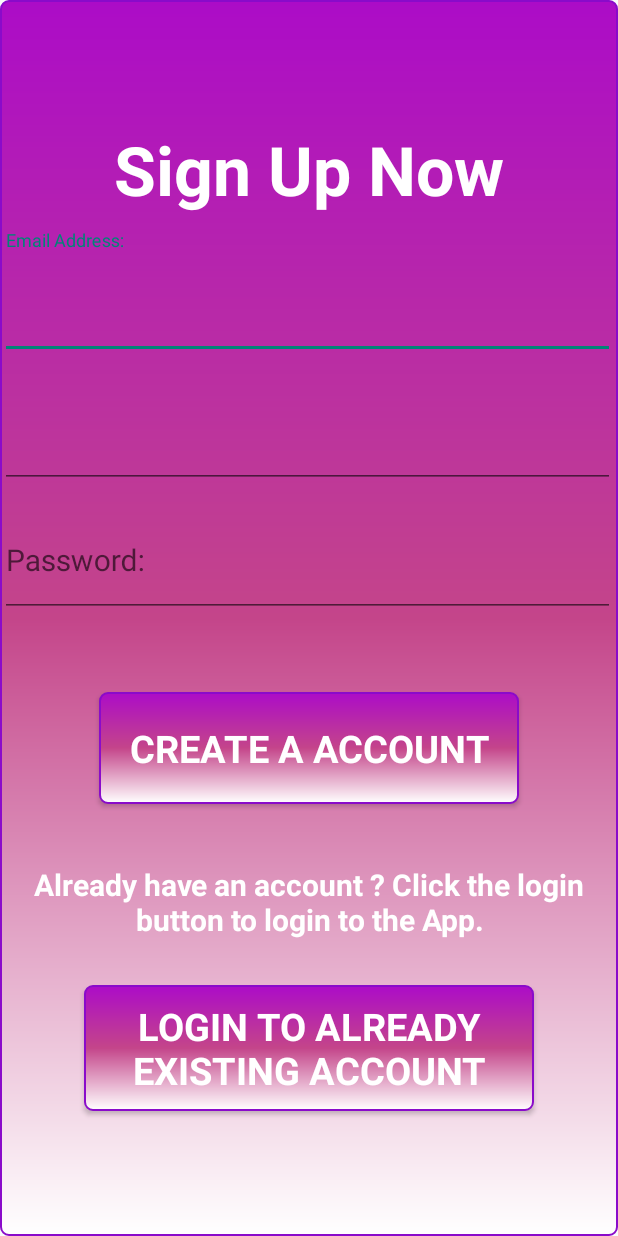
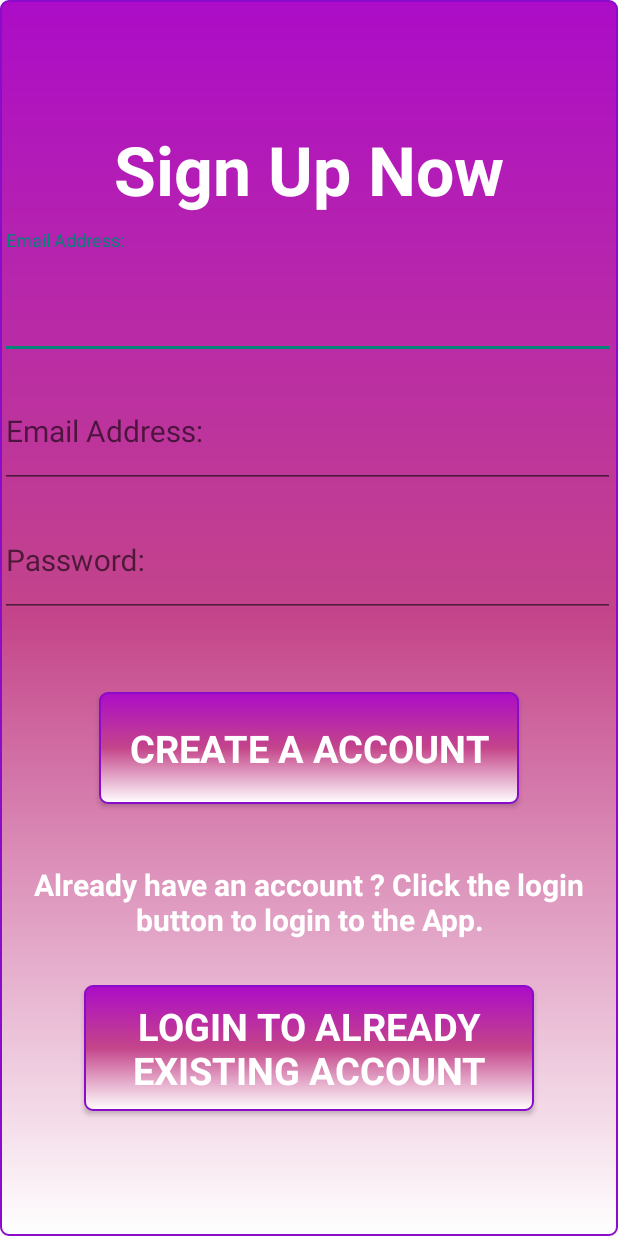
Before and after one commit to sgnahouidavid1/Womens-Security-Proactive-Safety-Application, an Android app: the SignUpActivity screen opened directly, with no data from a screen before it, on a phone screen of 412 x 824 dp. Run offline under Robolectric (Android 15) with nearby library versions, the phone set to English and light mode, and no system bars.

Commit message:
Added a second email address bar

```diff
--- a/app/src/main/res/layout/activity_sign_up.xml
+++ b/app/src/main/res/layout/activity_sign_up.xml
@@ -40,6 +40,7 @@
             android:layout_width="410dp"
             android:layout_height="75dp"
             android:fontFamily="sans-serif"
+            android:hint="@string/email"
             android:textSize="20sp"
             android:textColor="@color/white"/>
     </com.google.android.material.textfield.TextInputLayout>
```
